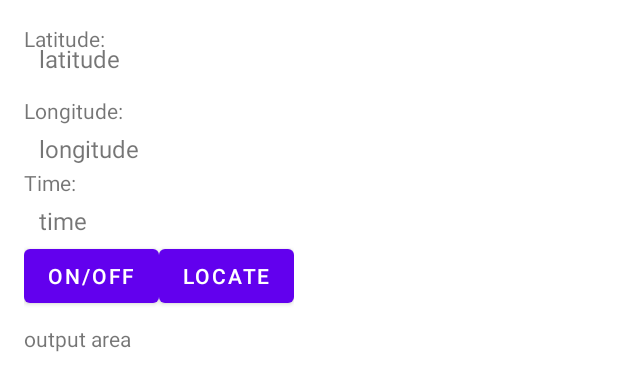
After one commit to chikai110/6002CEM, an Android app: the layout fragment_location.xml on its own in the app's theme, with its tools: preview values and no code run, on a phone screen of 412 x 824 dp. The commit adds this screen. Shown: the top 391 px of the screen. Run offline under Robolectric (Android 15) with nearby library versions, the phone set to English and light mode, and no system bars.

Commit message:
Added Location Fragment

```diff
--- a/app/build.gradle
+++ b/app/build.gradle
@@ -50,6 +50,8 @@ dependencies {
     implementation 'androidx.legacy:legacy-support-v4:1.0.0'
     implementation 'com.google.firebase:firebase-auth-ktx:21.0.5'
     implementation 'androidx.biometric:biometric:1.1.0'
+    implementation 'com.google.android.gms:play-services-location:19.0.1'
+    implementation 'com.google.android.gms:play-services-maps:18.0.2'
     api 'com.google.android.material:material:1.7.0-alpha02'
 
     testImplementation 'junit:junit:4.13.2'
--- a/app/src/main/AndroidManifest.xml
+++ b/app/src/main/AndroidManifest.xml
@@ -3,6 +3,8 @@
     package="com.example.a6002cem">
     <uses-permission android:name="android.permission.ACCESS_NETWORK_STATE"/>
     <uses-permission android:name="android.permission.INTERNET" />
+    <uses-permission android:name="android.permission.ACCESS_FINE_LOCATION"/>
+    <uses-permission android:name="android.permission.ACCESS_COARSE_LOCATION"/>
     <application
         android:allowBackup="true"
         android:icon="@mipmap/ic_launcher"
--- /dev/null
+++ b/app/src/main/res/layout/fragment_location.xml
@@ -0,0 +1,91 @@
+<?xml version="1.0" encoding="utf-8"?>
+<RelativeLayout
+xmlns:android="http://schemas.android.com/apk/res/android"
+xmlns:app="http://schemas.android.com/apk/res-auto"
+xmlns:tools="http://schemas.android.com/tools"
+android:layout_width="match_parent"
+android:layout_height="match_parent"
+android:paddingBottom="16dp"
+android:paddingLeft="16dp"
+android:paddingRight="16dp"
+android:paddingTop="16dp"
+tools:context=".LocationFragment">
+<TextView
+    android:layout_width="match_parent"
+    android:layout_height="wrap_content"
+    android:text="Latitude:"/>
+
+<TextView
+    android:id="@+id/latitude_text"
+    android:layout_width="wrap_content"
+    android:layout_height="wrap_content"
+    android:layout_marginLeft="10dp"
+    android:layout_marginStart="10dp"
+    android:layout_marginTop="12dp"
+    android:text="latitude"
+    android:textIsSelectable="true"
+    android:textSize="16sp"/>
+
+<TextView
+    android:layout_width="match_parent"
+    android:layout_height="wrap_content"
+    android:layout_marginTop="48dp"
+    android:text="Longitude:"/>
+
+<TextView
+    android:id="@+id/longitude_text"
+    android:layout_width="wrap_content"
+    android:layout_height="wrap_content"
+    android:layout_marginLeft="10dp"
+    android:layout_marginStart="10dp"
+    android:layout_marginTop="72dp"
+    android:text="longitude"
+    android:textIsSelectable="true"
+    android:textSize="16sp"/>
+
+<TextView
+    android:layout_width="match_parent"
+    android:layout_height="wrap_content"
+    android:layout_marginTop="96dp"
+    android:text="Time:"/>
+
+<TextView
+    android:id="@+id/time_text"
+    android:layout_width="wrap_content"
+    android:layout_height="wrap_content"
+    android:layout_marginLeft="10dp"
+    android:layout_marginStart="10dp"
+    android:layout_marginTop="120dp"
+    android:text="time"
+    android:textIsSelectable="true"
+    android:textSize="16sp"/>
+
+<LinearLayout
+    android:layout_width="wrap_content"
+    android:layout_height="wrap_content"
+    android:layout_marginTop="144dp"
+    android:orientation="horizontal">
+
+    <Button
+        android:id="@+id/locateOnOff"
+        android:layout_width="wrap_content"
+        android:layout_height="wrap_content"
+        android:text="on/off"/>
+
+    <Button
+        android:id="@+id/locate"
+        android:layout_width="wrap_content"
+        android:layout_height="wrap_content"
+        android:text="Locate"/>
+
+</LinearLayout>
+
+<TextView
+    android:id="@+id/output"
+    android:layout_width="match_parent"
+    android:layout_height="match_parent"
+    android:layout_marginTop="200dp"
+    android:gravity="top"
+    android:text="output area"/>
+
+</RelativeLayout>
--- a/gradle.properties
+++ b/gradle.properties
@@ -21,3 +21,4 @@ kotlin.code.style=official
 # resources declared in the library itself and none from the library's dependencies,
 # thereby reducing the size of the R class for that library
 android.nonTransitiveRClass=true
+android.enableJetifier=true
```
Also changed, not shown: app/src/main/java/com/example/a6002cem/HomeFragment.kt (+12 -8 lines), app/src/main/java/com/example/a6002cem/LocationFragment.kt (added, +186 -0 lines), app/src/main/java/com/example/a6002cem/LoginFragment.kt (+6 -11 lines), app/src/main/java/com/example/a6002cem/MainActivity.kt (+20 -20 lines), app/src/main/res/layout/fragment_home.xml (indentation only).
